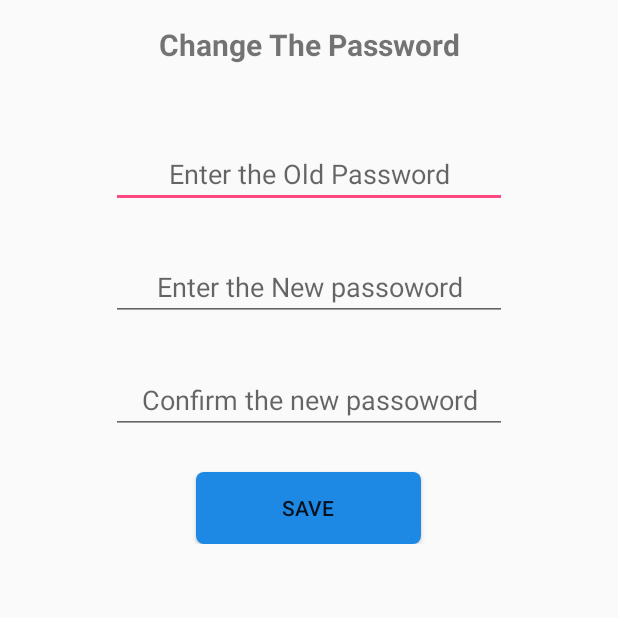
After one commit to robertanold36/SchoolApp, an Android app: the PasswordChanger screen opened directly, with no data from a screen before it, on a phone screen of 412 x 824 dp, the top half of it. The commit adds this screen. Run offline under Robolectric (Android 15) with nearby library versions, the phone set to English and light mode, and no system bars; 1 statement that could not run was skipped.

Commit message:
implement password changer to the user

```diff
--- a/app/src/main/java/com/school/schoolapp/AdminActivity.java
+++ b/app/src/main/java/com/school/schoolapp/AdminActivity.java
@@ -37,7 +37,7 @@ public class AdminActivity extends AppCompatActivity  {
    //method which finish the activity when press back
     @Override
     public boolean onKeyDown(int keyCode, KeyEvent event) {
-        if(keyCode==event.KEYCODE_BACK){
+        if(keyCode== KeyEvent.KEYCODE_BACK){
             finish ();
         }
         return super.onKeyDown (keyCode, event);
@@ -122,7 +122,7 @@ public class AdminActivity extends AppCompatActivity  {
                     public void run() {
                         drawerLayout.closeDrawer (GravityCompat.START);
                     }
-                },100);
+                },50);
                 return true;
 
             }
@@ -130,6 +130,7 @@ public class AdminActivity extends AppCompatActivity  {
 
 
     }
+
 
     //method to clear sharedPreference key value when user logout
 
--- a/app/src/main/java/com/school/schoolapp/CourseDetails.java
+++ b/app/src/main/java/com/school/schoolapp/CourseAdapter.java
@@ -1,7 +1,6 @@
 package com.school.schoolapp;
 
 import android.content.Context;
-import android.database.Cursor;
 import android.view.LayoutInflater;
 import android.view.View;
 import android.view.ViewGroup;
@@ -12,18 +11,17 @@ import androidx.recyclerview.widget.RecyclerView;
 
 import com.school.datasource.Course;
 
-import java.util.ArrayList;
 import java.util.List;
 
 
-public class CourseDetails extends RecyclerView.Adapter<CourseDetails.CourseHolder> {
+public class CourseAdapter extends RecyclerView.Adapter<CourseAdapter.CourseHolder> {
 
     private Context mContext;
     private List<Course> courses;
 
 
 
-    public CourseDetails(Context context, List<Course> courses) {
+    public CourseAdapter(Context context, List<Course> courses) {
            this.mContext=context;
            this.courses=courses;
     }
--- a/app/src/main/java/com/school/schoolapp/LectureActivity.java
+++ b/app/src/main/java/com/school/schoolapp/LectureActivity.java
@@ -49,12 +49,14 @@ public class LectureActivity extends AppCompatActivity {
     @Override
     public boolean onOptionsItemSelected(MenuItem item) {
         if(item.getItemId ()==android.R.id.home){
-            startActivity (new Intent (getApplicationContext (), AdminActivity.class));
+            super.onBackPressed ();
             finish ();
 
         }
         return true;
     }
+
+
 
     @RequiresApi(api = Build.VERSION_CODES.KITKAT)
     @Override
--- a/app/src/main/java/com/school/schoolapp/LoginActivity.java
+++ b/app/src/main/java/com/school/schoolapp/LoginActivity.java
@@ -11,6 +11,7 @@ import android.view.View;
 import android.widget.Button;
 import android.widget.EditText;
 
+
 import android.widget.Toast;
 
 import com.school.datasource.DatabaseSource;
@@ -22,6 +23,7 @@ public class LoginActivity extends AppCompatActivity {
     Button login,Admin;
     EditText mUsername,mPassoword;
     DatabaseSource db;
+
 
     @RequiresApi(api = Build.VERSION_CODES.KITKAT)
     @Override
@@ -44,7 +46,7 @@ public class LoginActivity extends AppCompatActivity {
                 startActivity (new Intent (getApplicationContext ( ), AdminActivity.class));
                 finish ();
             } else {
-                startActivity (new Intent (getApplicationContext ( ), MainActivity.class));
+                startActivity (new Intent (getApplicationContext ( ), StudentActivity.class));
                 finish ();
 
             }
@@ -66,7 +68,7 @@ public class LoginActivity extends AppCompatActivity {
                     Toast.makeText (LoginActivity.this, username+"your now succeed to login"
                             , Toast.LENGTH_SHORT).show ( );
 
-                    startActivity (new Intent (getApplicationContext ( ), MainActivity.class));
+                    startActivity (new Intent (getApplicationContext ( ), StudentActivity.class));
                     finish ();
 
                 } else {
--- /dev/null
+++ b/app/src/main/java/com/school/schoolapp/PasswordChanger.java
@@ -0,0 +1,80 @@
+package com.school.schoolapp;
+
+import androidx.appcompat.app.AppCompatActivity;
+
+import android.content.Intent;
+import android.os.Bundle;
+import android.text.TextUtils;
+import android.view.View;
+import android.widget.Button;
+import android.widget.EditText;
+import android.widget.Toast;
+
+import com.school.datasource.DatabaseSource;
+
+public class PasswordChanger extends AppCompatActivity {
+
+    EditText old_password,new_password,confirm_password;
+    Button save;
+    DatabaseSource db;
+    String username;
+
+    @Override
+    protected void onCreate(Bundle savedInstanceState) {
+        super.onCreate (savedInstanceState);
+        setContentView (R.layout.activity_password_changer);
+
+        username=getIntent ().getExtras ().getString ("value");
+        db=new DatabaseSource (this);
+
+        old_password=findViewById (R.id.first);
+        new_password=findViewById (R.id.new_password);
+        confirm_password=findViewById (R.id.confirm_password);
+
+        Toast.makeText (this, "welcome"+username, Toast.LENGTH_SHORT).show ( );
+
+        save=findViewById (R.id.submit);
+
+        save.setOnClickListener (new View.OnClickListener ( ) {
+            @Override
+            public void onClick(View v) {
+                String older_password=old_password.getText ().toString ().trim ();
+                String newer_password=new_password.getText ().toString ().trim ();
+                String confirm=confirm_password.getText ().toString ().trim ();
+
+
+                if(TextUtils.isEmpty (older_password)){
+
+                    old_password.setError ("filled is empty");
+                }
+                else if(newer_password.length ()<8){
+                    new_password.setError ("password must at least 8 character");
+                }
+               else if (!newer_password.equals (confirm)){
+                    confirm_password.setError ("password not match");
+                }
+
+               else{
+                   boolean res=db.changePassword (username,older_password,newer_password);
+
+                   if(res==true){
+                       startActivity (new Intent (getApplicationContext (),StudentActivity.class));
+                       Toast.makeText (PasswordChanger.this, "password changed successfully",
+                               Toast.LENGTH_SHORT).show ();
+                       finish ();
+
+                   }
+
+                   else{
+
+                       Toast.makeText (PasswordChanger.this, "password not exist",
+                               Toast.LENGTH_SHORT).show ( );
+                   }
+
+                }
+            }
+        });
+
+
+    }
+}
--- a/app/src/main/java/com/school/schoolapp/RegisterActivity.java
+++ b/app/src/main/java/com/school/schoolapp/RegisterActivity.java
@@ -55,7 +55,7 @@ public class RegisterActivity extends AppCompatActivity {
     @Override
     public boolean onOptionsItemSelected(MenuItem item) {
         if(item.getItemId ()==android.R.id.home){
-            startActivity (new Intent (getApplicationContext (),AdminActivity.class));
+            super.onBackPressed ();
             finish ();
         }
         return true;
--- /dev/null
+++ b/app/src/main/res/layout/activity_password_changer.xml
@@ -0,0 +1,64 @@
+<?xml version="1.0" encoding="utf-8"?>
+<ScrollView xmlns:android="http://schemas.android.com/apk/res/android"
+    xmlns:app="http://schemas.android.com/apk/res-auto"
+    xmlns:tools="http://schemas.android.com/tools"
+    android:layout_width="match_parent"
+    android:layout_height="match_parent"
+    tools:context=".PasswordChanger">
+
+    <LinearLayout
+        android:layout_width="match_parent"
+        android:layout_height="wrap_content"
+        android:orientation="vertical"
+        android:gravity="center"
+        android:id="@+id/changer">
+
+        <TextView
+            android:layout_width="match_parent"
+            android:layout_height="wrap_content"
+            android:id="@+id/title"
+            android:text="Change The Password"
+            android:textSize="20sp"
+            android:gravity="center"
+            android:layout_marginTop="16dp"
+            android:textStyle="bold"/>
+
+        <EditText
+            android:layout_width="264dp"
+            android:layout_height="wrap_content"
+            android:id="@+id/first"
+            android:hint="Enter the Old Password"
+            android:layout_marginTop="50dp"
+            android:gravity="center"
+            android:inputType="textPassword"/>
+
+        <EditText
+            android:layout_width="264dp"
+            android:layout_height="wrap_content"
+            android:id="@+id/new_password"
+            android:hint="Enter the New passoword"
+            android:layout_marginTop="30dp"
+            android:gravity="center"
+            android:inputType="textPassword"/>
+
+        <EditText
+            android:layout_width="264dp"
+            android:layout_height="wrap_content"
+            android:id="@+id/confirm_password"
+            android:hint="Confirm the new passoword"
+            android:layout_marginTop="30dp"
+            android:gravity="center"
+            android:inputType="textPassword"/>
+
+        <Button
+            android:layout_width="150dp"
+            android:layout_height="match_parent"
+            android:background="@drawable/round"
+            android:id="@+id/submit"
+            android:text="save"
+            android:layout_marginTop="25dp"/>
+
+
+    </LinearLayout>
+
+</ScrollView>
--- a/app/src/main/res/layout/activity_main.xml
+++ b/app/src/main/res/layout/activity_student.xml
@@ -4,7 +4,7 @@
     xmlns:tools="http://schemas.android.com/tools"
     android:layout_width="match_parent"
     android:layout_height="match_parent"
-    tools:context=".MainActivity"
+    tools:context=".StudentActivity"
     android:fitsSystemWindows="true"
     tools:openDrawer="start"
     android:id="@+id/drawer_layout"
--- a/app/src/main/res/layout/swiping_layout.xml
+++ b/app/src/main/res/layout/swiping_layout.xml
@@ -30,16 +30,12 @@
                     android:layout_marginTop="20dp"
                     android:layout_marginRight="10dp"
                     android:gravity="right"
-                    android:textStyle="bold" />
+                    android:textStyle="bold"/>
 
 
                 </androidx.appcompat.widget.Toolbar>
 
-
-
         </com.google.android.material.appbar.AppBarLayout>
-
-
 
     </LinearLayout>
 
```
Also changed, not shown: app/src/main/AndroidManifest.xml (+4 -3 lines), app/src/main/java/com/school/datasource/DatabaseSource.java (+20 -5 lines), app/src/main/java/com/school/schoolapp/CourseActivity.java (+5 -3 lines), app/src/main/java/com/school/schoolapp/ListCourse.java (+3 -6 lines), app/src/main/java/com/school/schoolapp/StudentActivity.java (renamed from app/src/main/java/com/school/schoolapp/MainActivity.java, +10 -9 lines), app/src/main/res/layout/activity_splash_screen.xml (+9 -0 lines).
